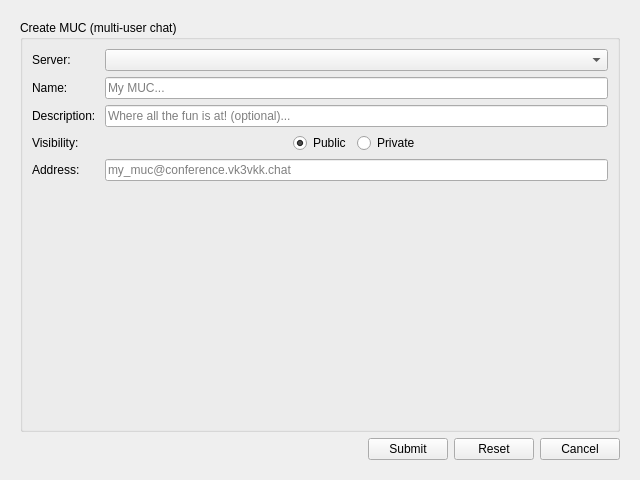
First picture: the form in src/ui/xmpp/gkxmppregistrationdialog.ui, repository GekkoFyre/small-world-deluxe, before the edit.
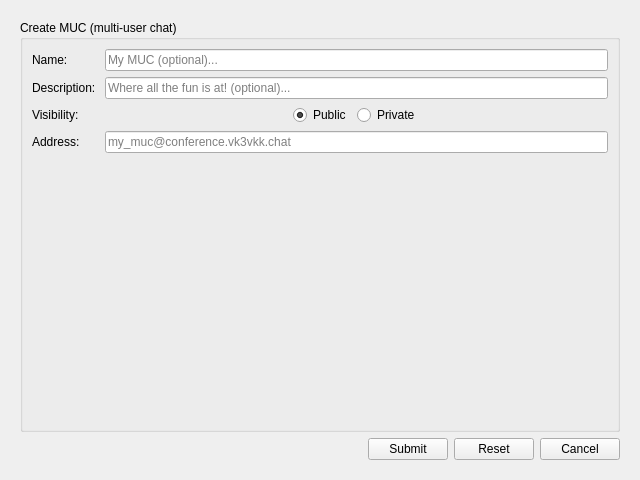
Second picture: the form after the edit. The open tabs and pages were chosen to show the change.

```diff
--- a/src/ui/xmpp/gkxmppregistrationdialog.ui
+++ b/src/ui/xmpp/gkxmppregistrationdialog.ui
@@ -1522,44 +1522,41 @@
             </property>
             <layout class="QFormLayout" name="formLayout_5">
              <item row="0" column="0">
-              <widget class="QLabel" name="label_account_create_muc_server">
-               <property name="text">
-                <string>Server: </string>
-               </property>
-              </widget>
-             </item>
-             <item row="0" column="1">
-              <widget class="QComboBox" name="comboBox_account_create_muc_server_type"/>
-             </item>
-             <item row="1" column="0">
               <widget class="QLabel" name="label_account_create_muc_name">
                <property name="text">
                 <string>Name: </string>
                </property>
               </widget>
              </item>
-             <item row="1" column="1">
+             <item row="0" column="1">
               <widget class="QLineEdit" name="lineEdit_account_create_muc_name">
                <property name="placeholderText">
-                <string>My MUC...</string>
+                <string>My MUC (optional)...</string>
                </property>
               </widget>
              </item>
-             <item row="2" column="0">
+             <item row="1" column="0">
               <widget class="QLabel" name="label_account_create_muc_desc">
                <property name="text">
                 <string>Description: </string>
                </property>
               </widget>
              </item>
-             <item row="2" column="1">
+             <item row="1" column="1">
               <widget class="QLineEdit" name="lineEdit_account_create_muc_desc">
                <property name="placeholderText">
                 <string>Where all the fun is at! (optional)...</string>
                </property>
               </widget>
              </item>
-             <item row="3" column="1">
+             <item row="2" column="0">
+              <widget class="QLabel" name="label_account_create_muc_visibility">
+               <property name="text">
+                <string>Visibility: </string>
+               </property>
+              </widget>
+             </item>
+             <item row="2" column="1">
               <widget class="QFrame" name="frame_account_create_muc_visibility">
                <property name="frameShape">
                 <enum>QFrame::NoFrame</enum>
@@ -1627,30 +1624,20 @@
               </widget>
              </item>
              <item row="3" column="0">
-              <widget class="QLabel" name="label_account_create_muc_visibility">
-               <property name="text">
-                <string>Visibility: </string>
-               </property>
-              </widget>
-             </item>
-             <item row="4" column="0">
               <widget class="QLabel" name="label_account_create_muc_address">
                <property name="text">
                 <string>Address: </string>
                </property>
               </widget>
              </item>
-             <item row="4" column="1">
+             <item row="3" column="1">
               <widget class="QLineEdit" name="lineEdit_account_create_muc_address">
-               <property name="readOnly">
-                <bool>true</bool>
-               </property>
                <property name="placeholderText">
                 <string>my_muc@conference.vk3vkk.chat</string>
                </property>
               </widget>
              </item>
-             <item row="5" column="1">
+             <item row="4" column="1">
               <spacer name="verticalSpacer_6">
                <property name="orientation">
                 <enum>Qt::Vertical</enum>
```
